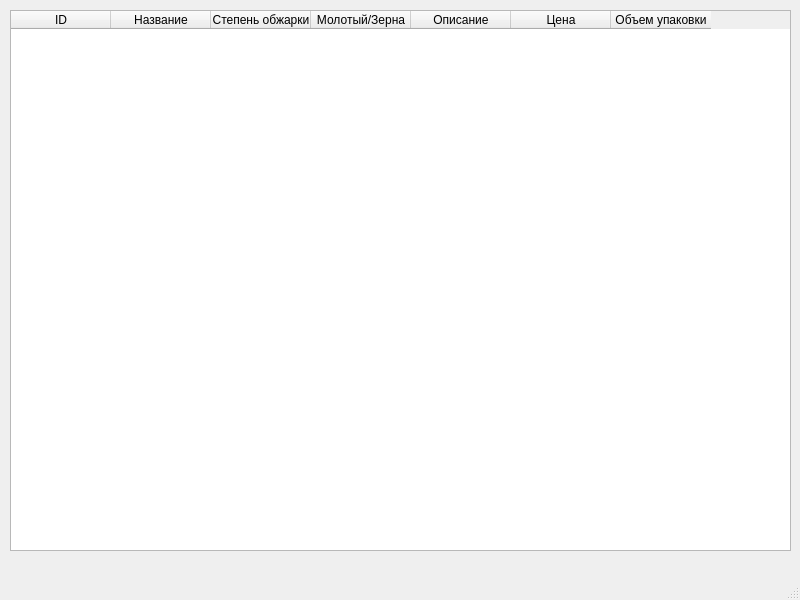
Rinels/Capuch, file main.ui: the form before one commit.
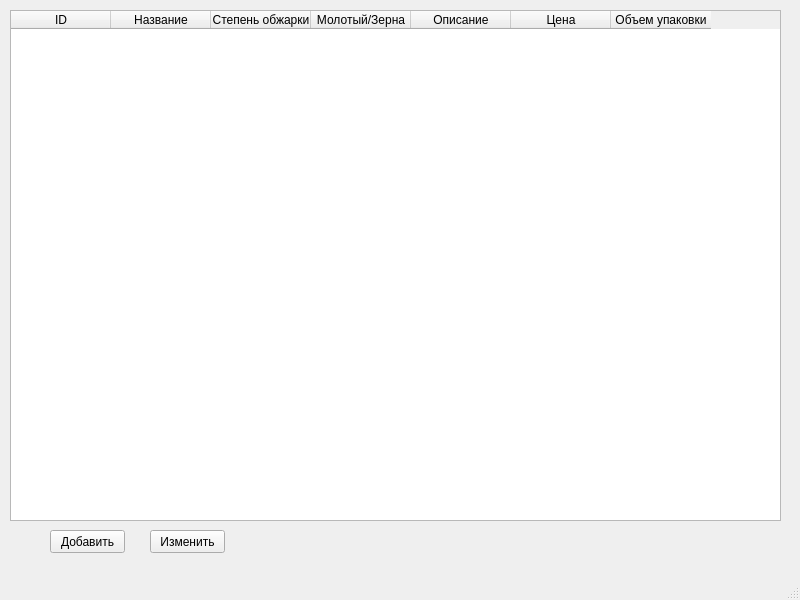
The form after the commit.

Commit message: Капучино

```diff
--- a/main.ui
+++ b/main.ui
@@ -19,8 +19,8 @@
      <rect>
       <x>10</x>
       <y>10</y>
-      <width>781</width>
-      <height>541</height>
+      <width>771</width>
+      <height>511</height>
      </rect>
     </property>
     <column>
@@ -59,6 +59,32 @@
      </property>
     </column>
    </widget>
+   <widget class="QPushButton" name="addButton">
+    <property name="geometry">
+     <rect>
+      <x>50</x>
+      <y>530</y>
+      <width>75</width>
+      <height>23</height>
+     </rect>
+    </property>
+    <property name="text">
+     <string>Добавить</string>
+    </property>
+   </widget>
+   <widget class="QPushButton" name="editButton">
+    <property name="geometry">
+     <rect>
+      <x>150</x>
+      <y>530</y>
+      <width>75</width>
+      <height>23</height>
+     </rect>
+    </property>
+    <property name="text">
+     <string>Изменить</string>
+    </property>
+   </widget>
   </widget>
   <widget class="QMenuBar" name="menubar">
    <property name="geometry">
```
Left out of the diff: 2 changed lines with no effect on the pictures.
